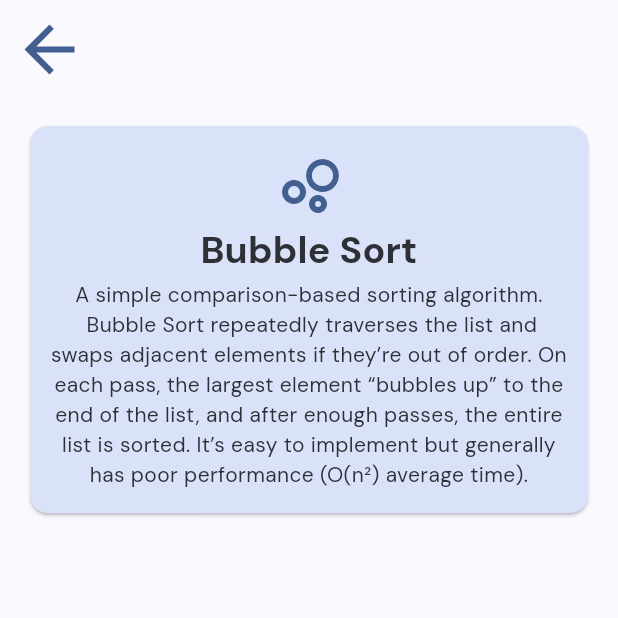
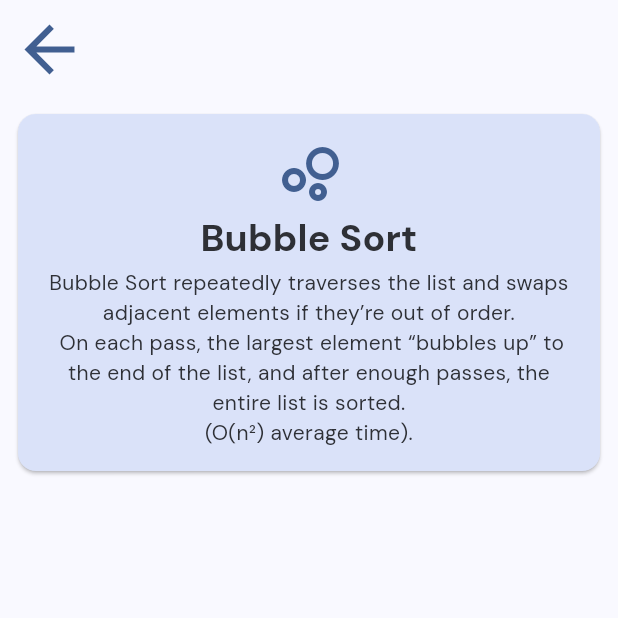
Before and after one commit to Reasondro/Howgorithm-Mobile, a Flutter app: the BubbleSortScreen screen opened by its route, on a phone screen of 412 x 824 dp, the top half of it. Run offline on Flutter 3.47's test engine with Material 3 defaults, Android fonts, the phone set to English and light mode, and no system bars; our stand-ins replace flutter_dotenv, flutter_native_splash, go_router, google_fonts, supabase_flutter; accounts and stored records are empty.

Commit message:
add some fixes

```diff
--- a/lib/main.dart
+++ b/lib/main.dart
@@ -30,6 +30,7 @@
         color: howgorithmColorTheme.primary),
   ),
   appBarTheme: AppBarTheme(
+    scrolledUnderElevation: 0,
     color: howgorithmColorTheme.surface,
     foregroundColor: howgorithmColorTheme.primary,
   ),
--- a/lib/screens/algorithms_screen.dart
+++ b/lib/screens/algorithms_screen.dart
@@ -35,7 +35,7 @@ class AlgorithmsScreen extends StatelessWidget {
     ];
 
     return Padding(
-      padding: const EdgeInsets.symmetric(horizontal: 16.0, vertical: 24.0),
+      padding: const EdgeInsets.symmetric(horizontal: 8.0, vertical: 16.0),
       child: Column(
         crossAxisAlignment: CrossAxisAlignment.start,
         children: [
@@ -44,7 +44,7 @@ class AlgorithmsScreen extends StatelessWidget {
             style: Theme.of(context).textTheme.titleSmall,
             textAlign: TextAlign.center,
           ),
-          const SizedBox(height: 16),
+          // const SizedBox(height: 16),
           Expanded(
             child: GridView.builder(
               gridDelegate: const SliverGridDelegateWithFixedCrossAxisCount(
--- a/lib/screens/bubble_sort_screen.dart
+++ b/lib/screens/bubble_sort_screen.dart
@@ -16,7 +16,7 @@ class _BubbleSortScreenState extends State<BubbleSortScreen> {
     return Scaffold(
       appBar: const AlgorithmAppBar(),
       body: Padding(
-        padding: const EdgeInsets.symmetric(horizontal: 16, vertical: 24),
+        padding: const EdgeInsets.symmetric(horizontal: 8, vertical: 16),
         child: Center(
           child: Column(
             // mainAxisAlignment: MainAxisAlignment.center,
@@ -26,7 +26,7 @@ class _BubbleSortScreenState extends State<BubbleSortScreen> {
                 child: AlgorithmCard(
                     title: "Bubble Sort",
                     description:
-                        "A simple comparison-based sorting algorithm.\n Bubble Sort repeatedly traverses the list and swaps adjacent elements if they’re out of order. On each pass, the largest element “bubbles up” to the end of the list, and after enough passes, the entire list is sorted. It’s easy to implement but generally has poor performance (O(n²) average time).",
+                        "Bubble Sort repeatedly traverses the list and swaps adjacent elements if they’re out of order.\n On each pass, the largest element “bubbles up” to the end of the list, and after enough passes, the entire list is sorted.\n(O(n²) average time).",
                     iconData: Icons.bubble_chart_outlined,
                     onTap: () {}),
               ),
```
